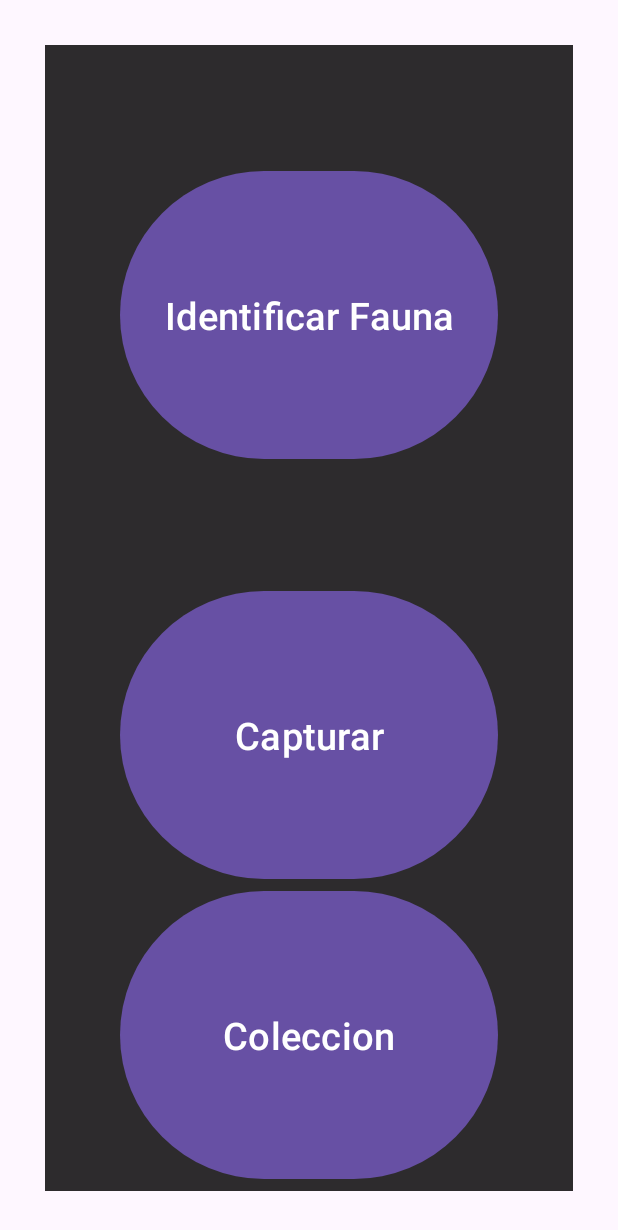
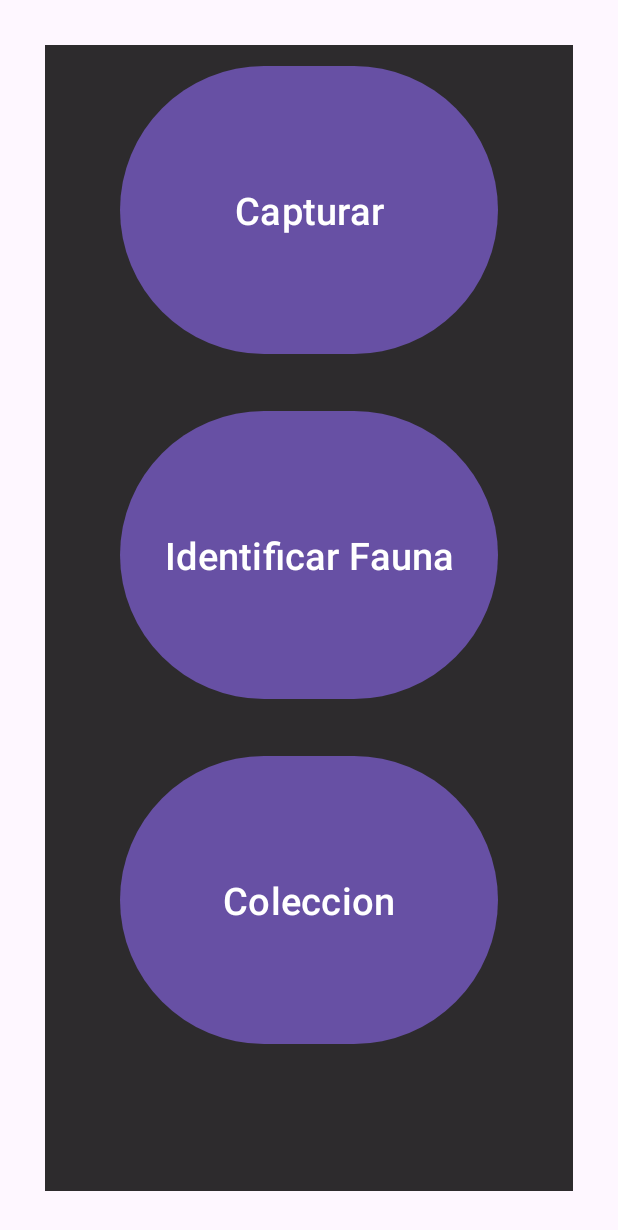
Before and after one commit to Bosquedex/Bosquedex-Colomos-AndroidApp, an Android app built with Jetpack Compose: the screen it shows after launch (MainActivity), on a phone screen of 412 x 824 dp. Shown: the top 1230 px of the screen. Run offline under Robolectric (Android 15) with nearby library versions, the phone set to English and light mode, and no system bars; our stand-ins replace Dagger/Hilt's generated code.

Commit message:
fix: Fixed main menu

```diff
--- a/app/src/main/res/layout/activity_main.xml
+++ b/app/src/main/res/layout/activity_main.xml
@@ -16,12 +16,12 @@
         android:layout_height="200dp"
 
         android:layout_marginHorizontal="50dp"
-        android:layout_marginVertical="80dp"
+        android:layout_marginVertical="10dp"
 
-        android:layout_marginTop="60dp"
-        android:text="@string/btnIdentificarFauna"
+        android:text="@string/btnCapturar"
         android:textSize="25sp"
         app:layout_constraintTop_toTopOf="parent" />
+
 
     <Button
         android:id="@+id/btnActivity2"
@@ -29,11 +29,13 @@
         android:layout_height="200dp"
 
         android:layout_marginHorizontal="50dp"
-        android:layout_marginVertical="-100dp"
+        android:layout_marginVertical="20dp"
 
-        android:text="@string/btnCapturar"
+        android:layout_marginTop="60dp"
+        android:text="@string/btnIdentificarFauna"
         android:textSize="25sp"
         app:layout_constraintTop_toTopOf="parent" />
+
 
     <Button
         android:id="@+id/btnActivity3"
@@ -41,7 +43,7 @@
         android:layout_height="200dp"
 
         android:layout_marginHorizontal="50dp"
-        android:layout_marginVertical="-120dp"
+        android:layout_marginVertical="10dp"
 
         android:text="Coleccion"
         android:textSize="25sp"
```
Also changed, not shown: app/src/main/java/com/bosquedex/bosquedexcolomos/MainActivity.kt (+12 -7 lines).
